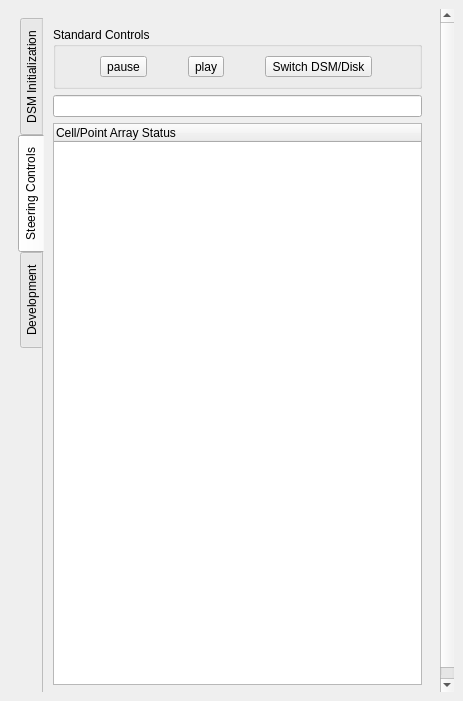
Before: the Qt Designer form pqDSMViewerPanel.ui in soumagne/icarus, drawn with Qt 5.
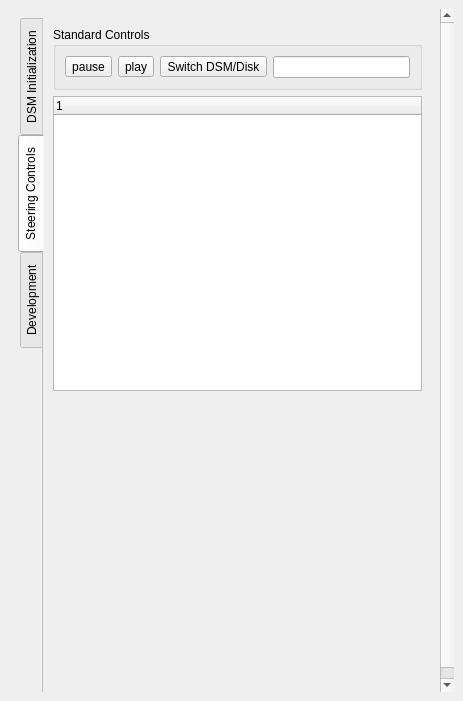
After: the same form once the commit is applied. The open tabs and pages were chosen to show the change. Icons and pictures are not drawn.

```diff
--- a/pqDSMViewerPanel.ui
+++ b/pqDSMViewerPanel.ui
@@ -28,8 +28,8 @@
         <rect>
          <x>0</x>
          <y>0</y>
-         <width>444</width>
-         <height>777</height>
+         <width>428</width>
+         <height>679</height>
         </rect>
        </property>
        <layout class="QVBoxLayout" name="verticalLayout_4">
@@ -617,33 +617,69 @@
                  </property>
                 </widget>
                </item>
+               <item row="0" column="3">
+                <widget class="QLineEdit" name="infoCurrentSteeringCommand">
+                 <property name="readOnly">
+                  <bool>true</bool>
+                 </property>
+                </widget>
+               </item>
               </layout>
              </widget>
             </item>
-            <item>
-             <widget class="QLineEdit" name="infoCurrentSteeringCommand">
-              <property name="readOnly">
-               <bool>true</bool>
-              </property>
-             </widget>
-            </item>
             <item>
              <widget class="QTreeWidget" name="dsmArrayTreeWidget">
+              <property name="enabled">
+               <bool>true</bool>
+              </property>
               <property name="sizePolicy">
-               <sizepolicy hsizetype="Expanding" vsizetype="Expanding">
+               <sizepolicy hsizetype="Expanding" vsizetype="MinimumExpanding">
                 <horstretch>0</horstretch>
                 <verstretch>0</verstretch>
                </sizepolicy>
               </property>
-              <column>
-               <property name="text">
-                <string>Cell/Point Array Status</string>
-               </property>
-              </column>
+              <property name="minimumSize">
+               <size>
+                <width>0</width>
+                <height>16</height>
+               </size>
+              </property>
+              <property name="maximumSize">
+               <size>
+                <width>16777215</width>
+                <height>16777215</height>
+               </size>
+              </property>
+              <property name="baseSize">
+               <size>
+                <width>0</width>
+                <height>0</height>
+               </size>
+              </property>
              </widget>
             </item>
             <item>
-             <layout class="QVBoxLayout" name="generatedLayout"/>
+             <layout class="QVBoxLayout" name="generatedLayout" stretch="0">
+              <property name="sizeConstraint">
+               <enum>QLayout::SetNoConstraint</enum>
+              </property>
+              <item>
+               <spacer name="verticalSpacer_3">
+                <property name="orientation">
+                 <enum>Qt::Vertical</enum>
+                </property>
+                <property name="sizeType">
+                 <enum>QSizePolicy::Expanding</enum>
+                </property>
+                <property name="sizeHint" stdset="0">
+                 <size>
+                  <width>20</width>
+                  <height>40</height>
+                 </size>
+                </property>
+               </spacer>
+              </item>
+             </layout>
             </item>
            </layout>
           </widget>
```
Left out of the diff: 2 changed lines with no effect on the pictures.
